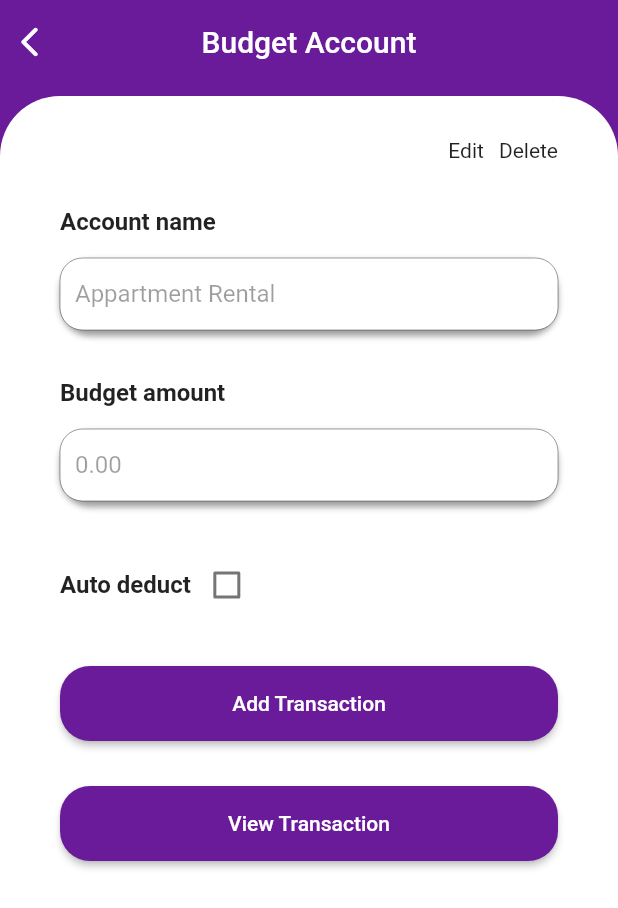
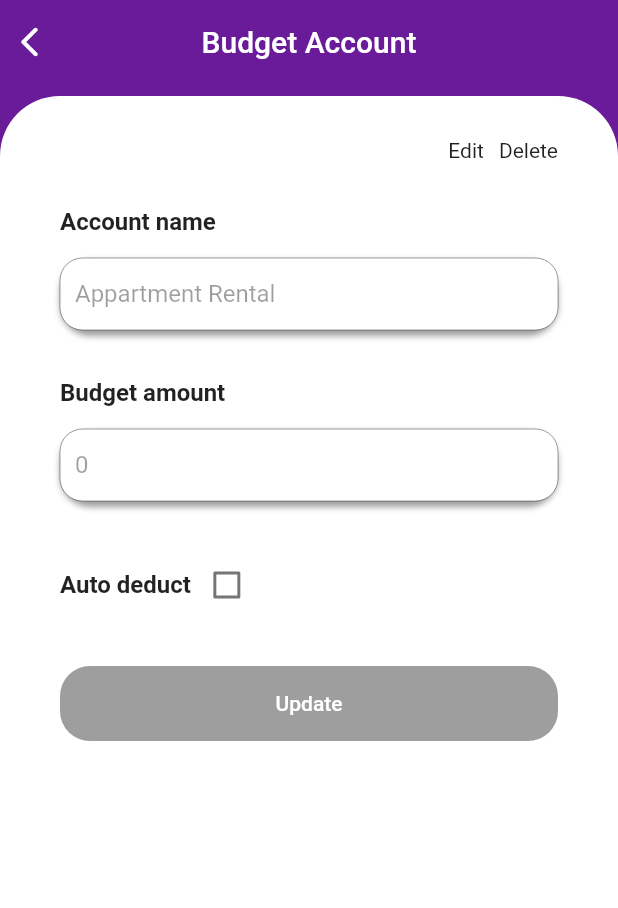
Before and after one commit to Jifflis/myBudget-flutter-app, a Flutter app: the ViewBudgetScreen screen opened directly with sample values from the repository, on a phone screen of 412 x 824 dp. Shown: the top 908 px of the screen. Run offline on Flutter 3.47's test engine with Material 2 defaults, Android fonts, the phone set to English and light mode, and no system bars; drawn by our look-alikes of oktoast; our stand-ins replace flutter_svg, get, sqflite; accounts and stored records are empty.

```diff
--- a/lib/controller/view_budget_controller.dart
+++ b/lib/controller/view_budget_controller.dart
@@ -3,6 +3,7 @@ import 'package:get/get_state_manager/get_state_manager.dart';
 import 'package:get/state_manager.dart';
 import 'package:mybudget/model/account.dart';
 import 'package:mybudget/repository/acount_repository.dart';
+import 'package:mybudget/util/number_util.dart';
 import 'package:oktoast/oktoast.dart';
 
 class ViewBudgetController extends GetxController {
@@ -42,16 +43,13 @@ class ViewBudgetController extends GetxController {
   void getParams(Account account) {
     _account = account;
     accountNameController.text = account.title;
-    budgetAmountController.text = account.budget.toStringAsFixed(2);
+    budgetAmountController.text = amountFormatter(account.budget);
     isAutoDeduct = account.autoDeduct;
   }
 
   /// update budget account
   ///
   Future<void> updateAccount() async {
-    if (!isEnabled) {
-      isEnabled = !isEnabled;
-    } else {
     if (isEnabled && formKey.currentState.validate()) {
       _account.title = accountNameController.text;
       _account.budget = double.parse(budgetAmountController.text);
@@ -64,6 +62,31 @@ class ViewBudgetController extends GetxController {
       isEnabled = !isEnabled;
     }
   }
+
+  /// edit | cancel text button
+  ///
+  ///
+  Future<void> edit() async {
+    isEnabled = !isEnabled;
+  }
+
+  TextEditingController formattedBudgetAmount() {
+    if (!isEnabled) {
+      budgetAmountController.text = amountFormatter(
+          double.parse(budgetAmountController.text.replaceAll(',', '')));
+    } else {
+      budgetAmountController.text =
+          budgetAmountController.text.replaceAll(',', '');
+    }
+
+    return budgetAmountController;
+  }
+
+  /// reset page
+  ///
+  ///
+  Future<void> resetPage() async {
+    isEnabled = false;
   }
 
   /// delete update account
--- a/lib/util/number_util.dart
+++ b/lib/util/number_util.dart
@@ -1,6 +1,6 @@
 import 'package:intl/intl.dart';
 
 String amountFormatter(double amount) {
-  final NumberFormat formatter = NumberFormat('#,##,000');
+  final NumberFormat formatter = NumberFormat('#,###,##0.##');
   return formatter.format(amount);
 }
--- a/lib/view/screen/view_budget_screen.dart
+++ b/lib/view/screen/view_budget_screen.dart
@@ -1,4 +1,5 @@
 import 'package:flutter/material.dart';
+import 'package:flutter/services.dart';
 import 'package:get/get_state_manager/get_state_manager.dart';
 import 'package:get/instance_manager.dart';
 import 'package:mybudget/controller/view_budget_controller.dart';
@@ -12,7 +13,11 @@ class ViewBudgetScreen extends TemplateScreen {
   @override
   Widget getLeading(BuildContext context) => IconButton(
       icon: const Icon(Icons.arrow_back_ios_rounded),
-      onPressed: () => Navigator.pop(context));
+      onPressed: () {
+        final ViewBudgetController controller = Get.find();
+        controller.resetPage();
+        Navigator.pop(context);
+      });
 
   @override
   String get title => 'Budget Account';
@@ -57,10 +62,10 @@ class ViewBudgetScreen extends TemplateScreen {
                         mainAxisAlignment: MainAxisAlignment.end,
                         children: <Widget>[
                           _textButton(
-                              label: controller.isEnabled ? 'Update' : 'Edit',
+                              label: controller.isEnabled ? 'Cancel' : 'Edit',
                               function: () {
                                 FocusScope.of(context).unfocus();
-                                controller.updateAccount();
+                                controller.edit();
                               }),
                           const SizedBox(width: 10),
                           _textButton(
@@ -83,11 +88,17 @@ class ViewBudgetScreen extends TemplateScreen {
                       const BudgetFieldLabel(label: 'Budget amount'),
                       const SizedBox(height: 15),
                       BudgetTextField(
-                          keyboardType: TextInputType.number,
+                          keyboardType: const TextInputType.numberWithOptions(
+                              decimal: true),
+                          textInputFormatterList: <FilteringTextInputFormatter>[
+                            if (!controller.isEnabled)
+                              FilteringTextInputFormatter.allow(
+                                  RegExp(r'^\d+\.?\d{0,2}')),
+                          ],
                           isEnabled: controller.isEnabled,
                           hintText: 'Enter budget amount',
                           validator: controller.textFieldValidator,
-                          controller: controller.budgetAmountController),
+                          controller: controller.formattedBudgetAmount()),
                       const SizedBox(height: 30),
                       Row(
                         children: <Widget>[
@@ -99,9 +110,11 @@ class ViewBudgetScreen extends TemplateScreen {
                         ],
                       ),
                       const SizedBox(height: 30),
-                      BudgetButton(() {}, 'Add Transaction'),
-                      const SizedBox(height: 30),
-                      BudgetButton(() {}, 'View Transaction'),
+                      BudgetButton(
+                          controller.isEnabled
+                              ? controller.updateAccount
+                              : null,
+                          'Update'),
                     ],
                   ),
                 );
--- a/lib/view/widget/budget_button.dart
+++ b/lib/view/widget/budget_button.dart
@@ -16,7 +16,8 @@ class BudgetButton extends StatelessWidget {
       height: 50,
       child: ElevatedButton(
         style: ButtonStyle(
-          backgroundColor: MaterialStateProperty.all<Color>(Colors.purple[800]),
+          backgroundColor: MaterialStateProperty.all<Color>(
+              onPressed != null ? Colors.purple[800] : Colors.grey),
           shape: MaterialStateProperty.all<RoundedRectangleBorder>(
             RoundedRectangleBorder(
               borderRadius: BorderRadius.circular(20),
```
Lines whose indentation alone changed are shown as unchanged.
